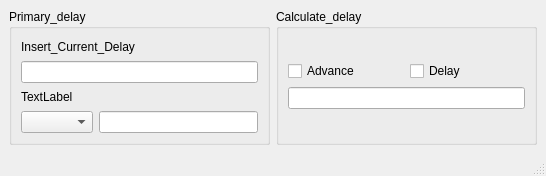
The window that delay_caculate/ui/MainWindow.ui (zhanghaotian-T/DXXXX) describes before a commit, drawn with Qt 5.
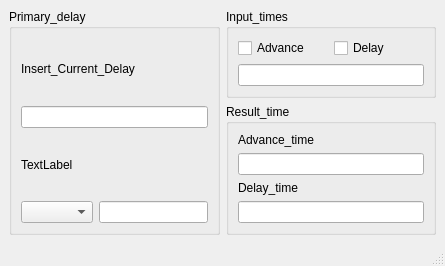
The same window after the commit.

```diff
--- a/delay_caculate/ui/MainWindow.ui
+++ b/delay_caculate/ui/MainWindow.ui
@@ -6,16 +6,16 @@
    <rect>
     <x>0</x>
     <y>0</y>
-    <width>546</width>
-    <height>176</height>
+    <width>445</width>
+    <height>262</height>
    </rect>
   </property>
   <property name="windowTitle">
    <string>MainWindow</string>
   </property>
   <widget class="QWidget" name="centralwidget">
-   <layout class="QHBoxLayout" name="horizontalLayout_4">
-    <item>
+   <layout class="QGridLayout" name="gridLayout_3">
+    <item row="0" column="0">
      <layout class="QHBoxLayout" name="horizontalLayout_2">
       <item>
        <widget class="QGroupBox" name="groupBox">
@@ -60,11 +60,13 @@
        </widget>
       </item>
       <item>
+       <layout class="QVBoxLayout" name="verticalLayout_3">
+        <item>
        <widget class="QGroupBox" name="groupBox_2">
         <property name="title">
-         <string>Calculate_delay</string>
-        </property>
-        <layout class="QGridLayout" name="gridLayout_2">
+           <string>Input_times</string>
+          </property>
+          <layout class="QGridLayout" name="gridLayout_4">
          <item row="0" column="0">
           <layout class="QVBoxLayout" name="verticalLayout">
            <item>
@@ -93,6 +95,41 @@
         </layout>
        </widget>
       </item>
+        <item>
+         <widget class="QGroupBox" name="groupBox_3">
+          <property name="title">
+           <string>Result_time</string>
+          </property>
+          <layout class="QGridLayout" name="gridLayout_2">
+           <item row="0" column="0">
+            <layout class="QVBoxLayout" name="verticalLayout_2">
+             <item>
+              <widget class="QLabel" name="label_3">
+               <property name="text">
+                <string>Advance_time</string>
+               </property>
+              </widget>
+             </item>
+             <item>
+              <widget class="QLineEdit" name="lineEdit_4"/>
+             </item>
+             <item>
+              <widget class="QLabel" name="label_4">
+               <property name="text">
+                <string>Delay_time</string>
+               </property>
+              </widget>
+             </item>
+             <item>
+              <widget class="QLineEdit" name="lineEdit_5"/>
+             </item>
+            </layout>
+           </item>
+          </layout>
+         </widget>
+        </item>
+       </layout>
+      </item>
      </layout>
     </item>
    </layout>
```
Left out of the diff: 2 changed lines with no effect on the pictures. Lines whose indentation alone changed are shown as unchanged.
